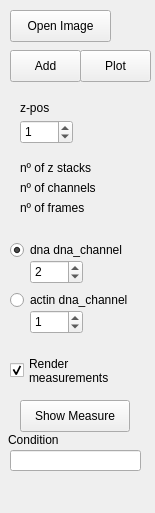
This is gui/gui_ring_controls.ui in fabio-echegaray/contour-field as Qt 5 draws it before an edit. The edited form follows.
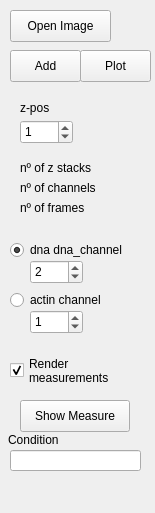
This is the edited form.

The edit to the form file:
```diff
--- a/gui/gui_ring_controls.ui
+++ b/gui/gui_ring_controls.ui
@@ -62,7 +62,7 @@
     </rect>
    </property>
    <property name="text">
-    <string>actin dna_channel</string>
+    <string>actin channel</string>
    </property>
   </widget>
   <widget class="QLabel" name="label">
```
